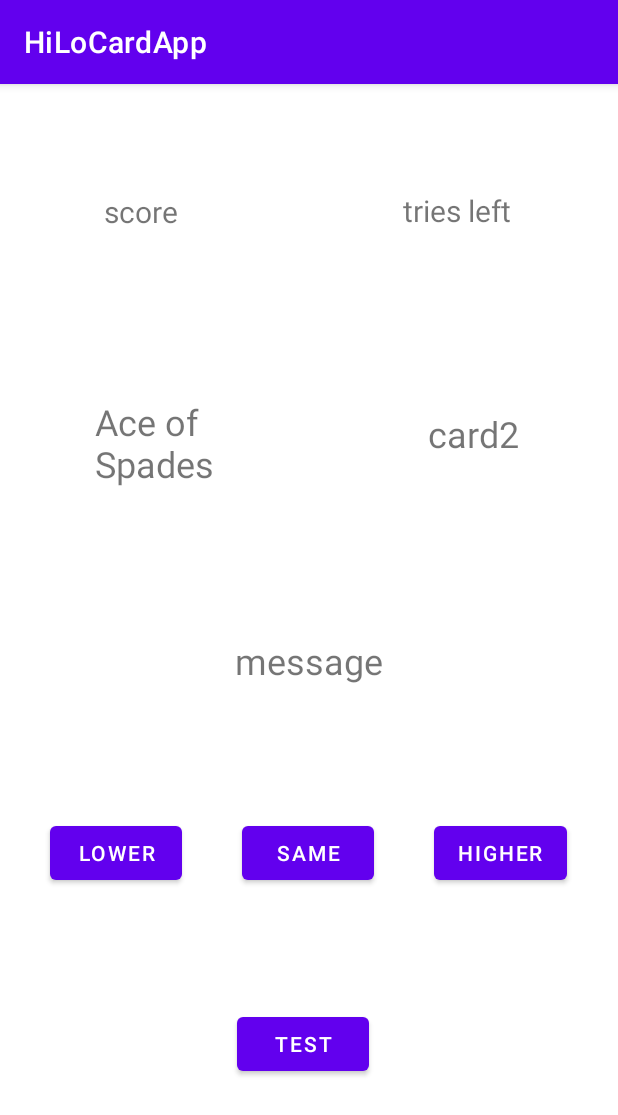
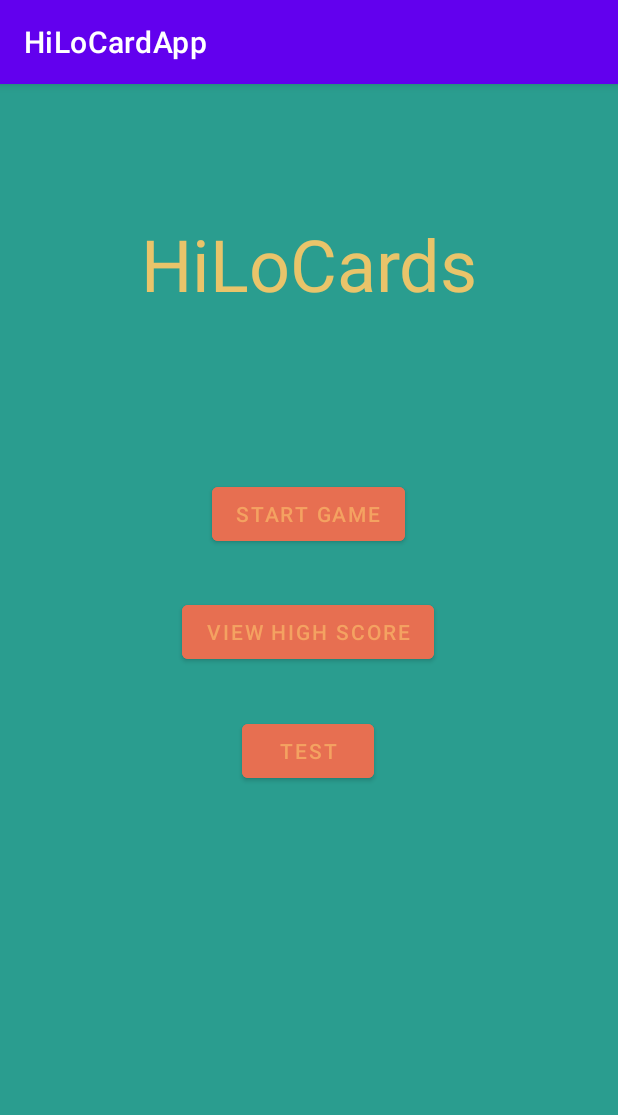
Before and after one commit to tobbesoren/HiLoCardApp, an Android app: the screen it shows after launch (MainActivity), on a phone screen of 412 x 824 dp. Shown: the top 1115 px of the screen. Run offline under Robolectric (Android 15) with nearby library versions, the light colour scheme and no system bars.

Commit message:
added menu

```diff
--- a/app/src/main/AndroidManifest.xml
+++ b/app/src/main/AndroidManifest.xml
@@ -14,6 +14,9 @@
         android:theme="@style/Theme.HiLoCardApp"
         tools:targetApi="31">
         <activity
+            android:name=".GameActivity"
+            android:exported="false" />
+        <activity
             android:name=".TestActivity"
             android:exported="false" />
         <activity
--- a/app/src/main/java/com/example/hilocardapp/MainActivity.kt
+++ b/app/src/main/java/com/example/hilocardapp/MainActivity.kt
@@ -8,33 +8,44 @@ import android.widget.TextView
 
 class MainActivity : AppCompatActivity() {
 
-    lateinit var playingDeck: StandardDeck
-
-    lateinit var card1 : TextView
 
     override fun onCreate(savedInstanceState: Bundle?) {
         super.onCreate(savedInstanceState)
         setContentView(R.layout.activity_main)
 
-        card1 = findViewById(R.id.card1TextView)
-
-        playingDeck = StandardDeck()
-        playingDeck.initDeck()
-        playingDeck.shuffleDeck()
 
 
-        card1.text = playingDeck.drawCard().cardName
+        val startButton = findViewById<Button>(R.id.startButton)
+        startButton.setOnClickListener {
+            startGame()
+        }
 
-        //card1.text = playingDeck.drawCard().cardName
+        val highScoreButton = findViewById<Button>(R.id.highScoreButton)
+        highScoreButton.setOnClickListener {
+            viewHighScore()
+        }
+
         val testButton = findViewById<Button>(R.id.testButton)
         testButton.setOnClickListener {
             testDeck()
         }
 
+
+    }
+
+    private fun startGame() {
+        val intent = Intent(this, GameActivity::class.java)
+        startActivity(intent)
+    }
+
+    private fun viewHighScore() {
+        val intent = Intent(this, GameActivity::class.java)
+        startActivity(intent)
     }
 
     private fun testDeck() {
         val intent = Intent(this, TestActivity::class.java)
         startActivity(intent)
     }
+
 }
--- a/app/src/main/res/layout/activity_main.xml
+++ b/app/src/main/res/layout/activity_main.xml
@@ -4,117 +4,61 @@
     xmlns:tools="http://schemas.android.com/tools"
     android:layout_width="match_parent"
     android:layout_height="match_parent"
+    android:background="#2A9D8F"
     tools:context=".MainActivity">
 
     <TextView
-        android:id="@+id/messageTextView"
+        android:id="@+id/textView"
         android:layout_width="wrap_content"
         android:layout_height="wrap_content"
-        android:text="message"
-        android:textSize="24sp"
+        android:text="HiLoCards"
+        android:textColor="#E9C46A"
+        android:textSize="48sp"
         app:layout_constraintBottom_toBottomOf="parent"
         app:layout_constraintEnd_toEndOf="parent"
         app:layout_constraintStart_toStartOf="parent"
-        app:layout_constraintTop_toTopOf="parent" />
+        app:layout_constraintTop_toTopOf="parent"
+        app:layout_constraintVertical_bias="0.124" />
 
-    <TextView
-        android:id="@+id/scoreTextView"
+    <Button
+        android:id="@+id/startButton"
         android:layout_width="wrap_content"
         android:layout_height="wrap_content"
-        android:text="score"
-        android:textSize="20sp"
-        app:layout_constraintBottom_toBottomOf="parent"
-        app:layout_constraintEnd_toEndOf="parent"
-        app:layout_constraintHorizontal_bias="0.192"
-        app:layout_constraintStart_toStartOf="parent"
-        app:layout_constraintTop_toTopOf="parent"
-        app:layout_constraintVertical_bias="0.096" />
-
-    <TextView
-        android:id="@+id/triesLeftTextView"
-        android:layout_width="wrap_content"
-        android:layout_height="wrap_content"
-        android:text="tries left"
-        android:textSize="20sp"
-        app:layout_constraintBottom_toBottomOf="parent"
-        app:layout_constraintEnd_toEndOf="parent"
-        app:layout_constraintHorizontal_bias="0.79"
-        app:layout_constraintStart_toStartOf="parent"
-        app:layout_constraintTop_toTopOf="parent"
-        app:layout_constraintVertical_bias="0.095" />
-
-    <TextView
-        android:id="@+id/card1TextView"
-        android:layout_width="wrap_content"
-        android:layout_height="wrap_content"
-        android:text="card1"
-        android:textSize="24sp"
-        app:layout_constraintBottom_toBottomOf="parent"
-        app:layout_constraintEnd_toEndOf="parent"
-        app:layout_constraintHorizontal_bias="0.19"
-        app:layout_constraintStart_toStartOf="parent"
-        app:layout_constraintTop_toTopOf="parent"
-        app:layout_constraintVertical_bias="0.295" />
-
-    <TextView
-        android:id="@+id/card2TextView"
-        android:layout_width="wrap_content"
-        android:layout_height="wrap_content"
-        android:text="card2"
-        android:textSize="24sp"
-        app:layout_constraintBottom_toBottomOf="parent"
-        app:layout_constraintEnd_toEndOf="parent"
-        app:layout_constraintHorizontal_bias="0.813"
-        app:layout_constraintStart_toStartOf="parent"
-        app:layout_constraintTop_toTopOf="parent"
-        app:layout_constraintVertical_bias="0.295" />
-
-    <Button
-        android:id="@+id/lowerButton"
-        android:layout_width="wrap_content"
-        android:layout_height="wrap_content"
-        android:text="lower"
-        app:layout_constraintBottom_toBottomOf="parent"
-        app:layout_constraintEnd_toEndOf="parent"
-        app:layout_constraintHorizontal_bias="0.102"
-        app:layout_constraintStart_toStartOf="parent"
-        app:layout_constraintTop_toTopOf="parent"
-        app:layout_constraintVertical_bias="0.679" />
-
-    <Button
-        android:id="@+id/sameButton"
-        android:layout_width="wrap_content"
-        android:layout_height="wrap_content"
-        android:text="same"
+        android:backgroundTint="#E76F51"
+        android:text="Start game"
+        android:textColor="#F4A261"
         app:layout_constraintBottom_toBottomOf="parent"
         app:layout_constraintEnd_toEndOf="parent"
         app:layout_constraintHorizontal_bias="0.498"
         app:layout_constraintStart_toStartOf="parent"
-        app:layout_constraintTop_toTopOf="parent"
-        app:layout_constraintVertical_bias="0.679" />
+        app:layout_constraintTop_toBottomOf="@+id/textView"
+        app:layout_constraintVertical_bias="0.195" />
 
     <Button
-        android:id="@+id/higherButton"
+        android:id="@+id/highScoreButton"
         android:layout_width="wrap_content"
         android:layout_height="wrap_content"
-        android:text="higher"
+        android:backgroundTint="#E76F51"
+        android:text="View high score"
+        android:textColor="#F4A261"
         app:layout_constraintBottom_toBottomOf="parent"
         app:layout_constraintEnd_toEndOf="parent"
-        app:layout_constraintHorizontal_bias="0.895"
+        app:layout_constraintHorizontal_bias="0.498"
         app:layout_constraintStart_toStartOf="parent"
-        app:layout_constraintTop_toTopOf="parent"
-        app:layout_constraintVertical_bias="0.679" />
+        app:layout_constraintTop_toBottomOf="@+id/startButton"
+        app:layout_constraintVertical_bias="0.075" />
 
     <Button
         android:id="@+id/testButton"
         android:layout_width="wrap_content"
         android:layout_height="wrap_content"
+        android:backgroundTint="#E76F51"
         android:text="test"
+        android:textColor="#F4A261"
         app:layout_constraintBottom_toBottomOf="parent"
         app:layout_constraintEnd_toEndOf="parent"
-        app:layout_constraintHorizontal_bias="0.488"
+        app:layout_constraintHorizontal_bias="0.498"
         app:layout_constraintStart_toStartOf="parent"
-        app:layout_constraintTop_toTopOf="parent"
-        app:layout_constraintVertical_bias="0.856" />
-
+        app:layout_constraintTop_toBottomOf="@+id/highScoreButton"
+        app:layout_constraintVertical_bias="0.094" />
 </androidx.constraintlayout.widget.ConstraintLayout>
```
Also changed, not shown: app/src/main/java/com/example/hilocardapp/GameActivity.kt (added, +35 -0 lines), app/src/main/res/layout/activity_game.xml (added, +108 -0 lines).
